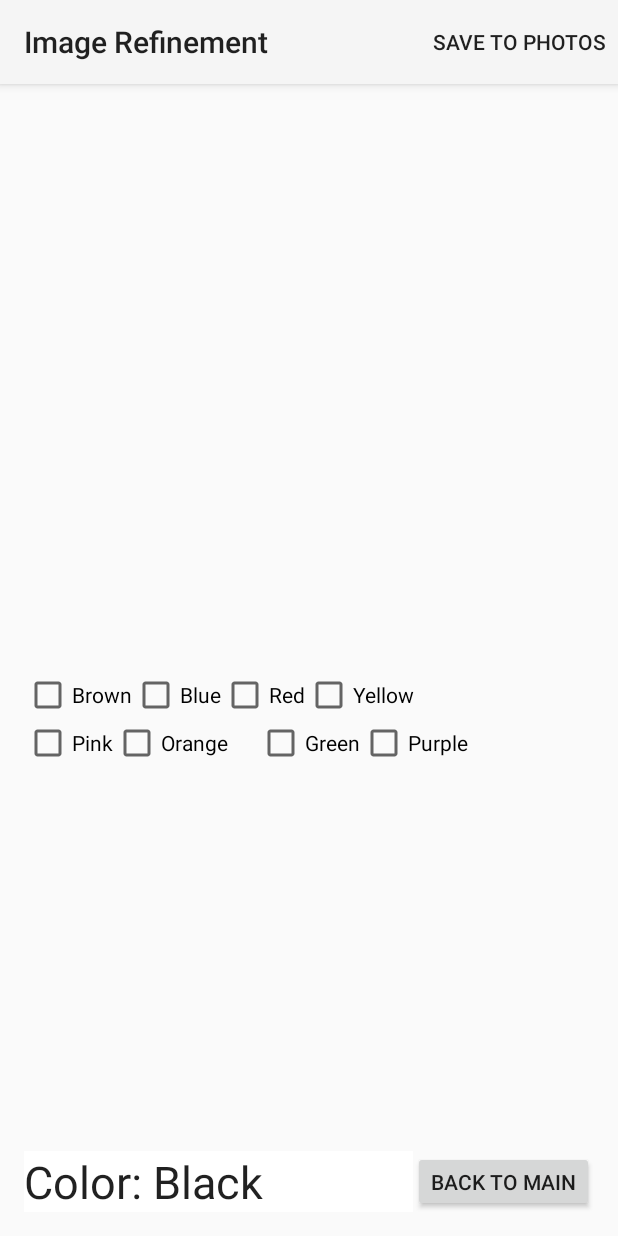
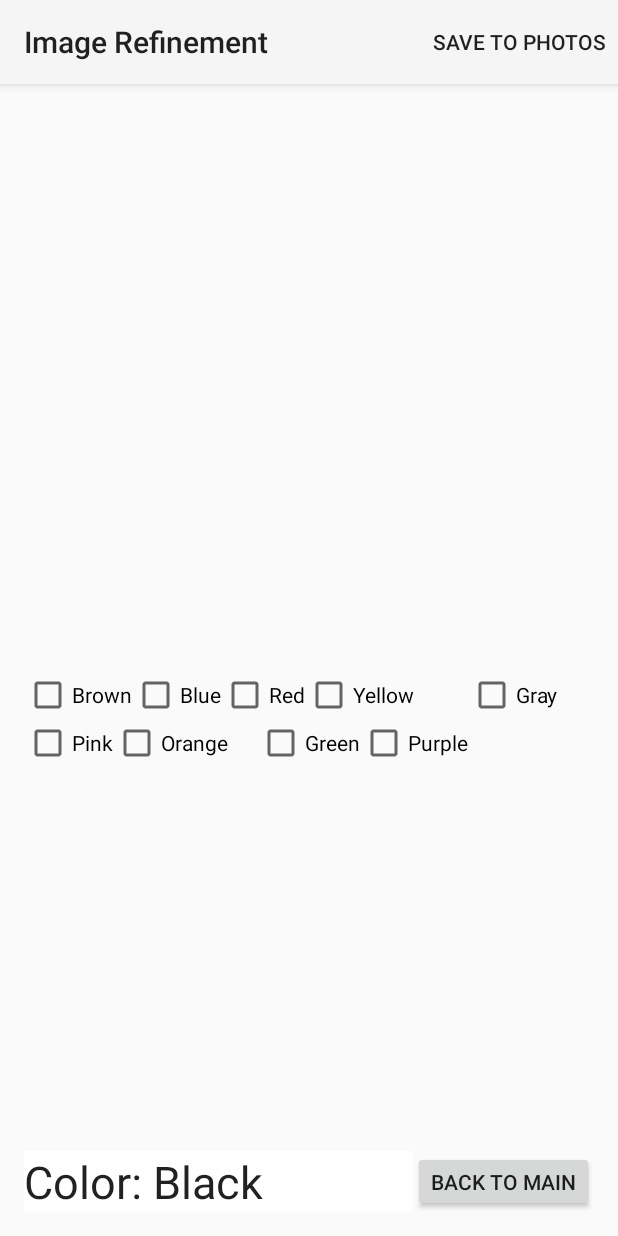
Before and after one commit to gnahum12345/C-Color-Android, an Android app: the screen it shows after launch (CoreActivity), after a tap on "CAPTURE IMAGE", on a phone screen of 412 x 824 dp. Run offline under Robolectric (Android 15) with nearby library versions, the phone set to English and light mode, and no system bars; 5 statements that could not run were skipped; 1 other tap on this screen came first.

Commit message:
Version 1.9 done !!!!!!!!!! :) :) :)
Allowed to rotate without a problem.

fix: if camera stops than make toast saying "Camera is not available."

```diff
--- a/app/src/main/res/layout/core_image.xml
+++ b/app/src/main/res/layout/core_image.xml
@@ -108,6 +108,15 @@
         android:layout_alignBottom="@+id/Orange"
         android:layout_centerHorizontal="true" />
 
+    <CheckBox
+        android:layout_width="wrap_content"
+        android:layout_height="wrap_content"
+        android:text="Gray"
+        android:id="@+id/gray"
+        android:checked="false"
+        android:layout_below="@+id/imageView"
+        android:layout_toEndOf="@+id/Purple" />
+
     <!--
     <RadioGroup
         android:layout_width="match_parent"
```
Also changed, not shown: app/src/main/java/com/example/gaby/c_color/CoreActivity.java (+44 -2 lines).
